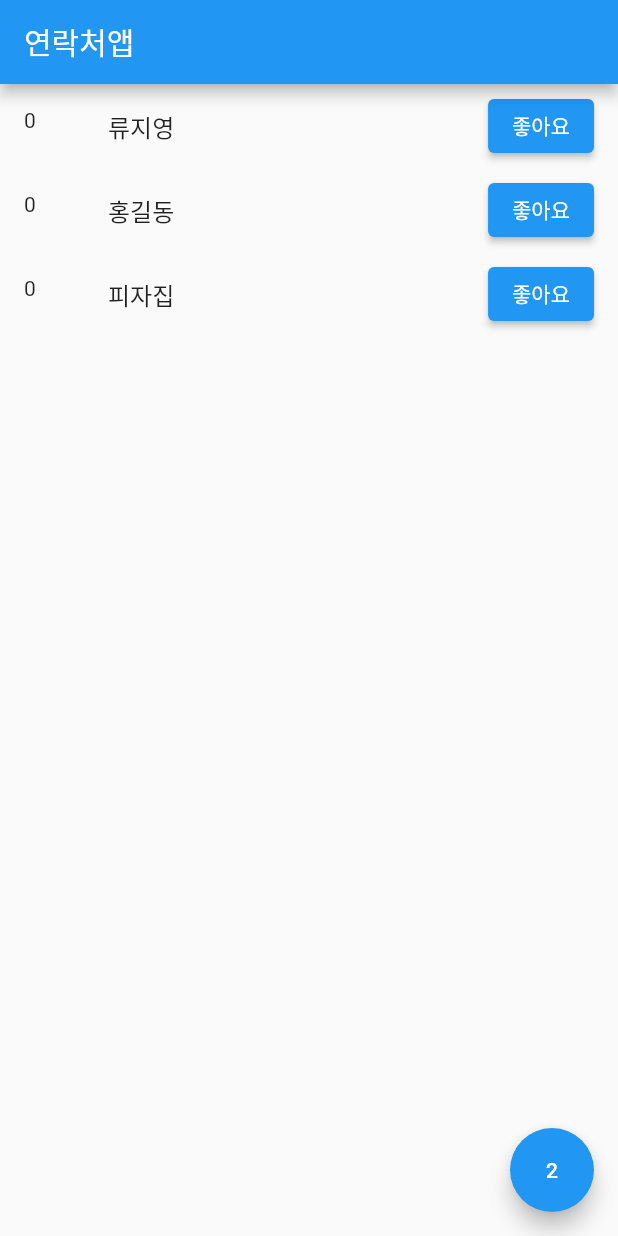
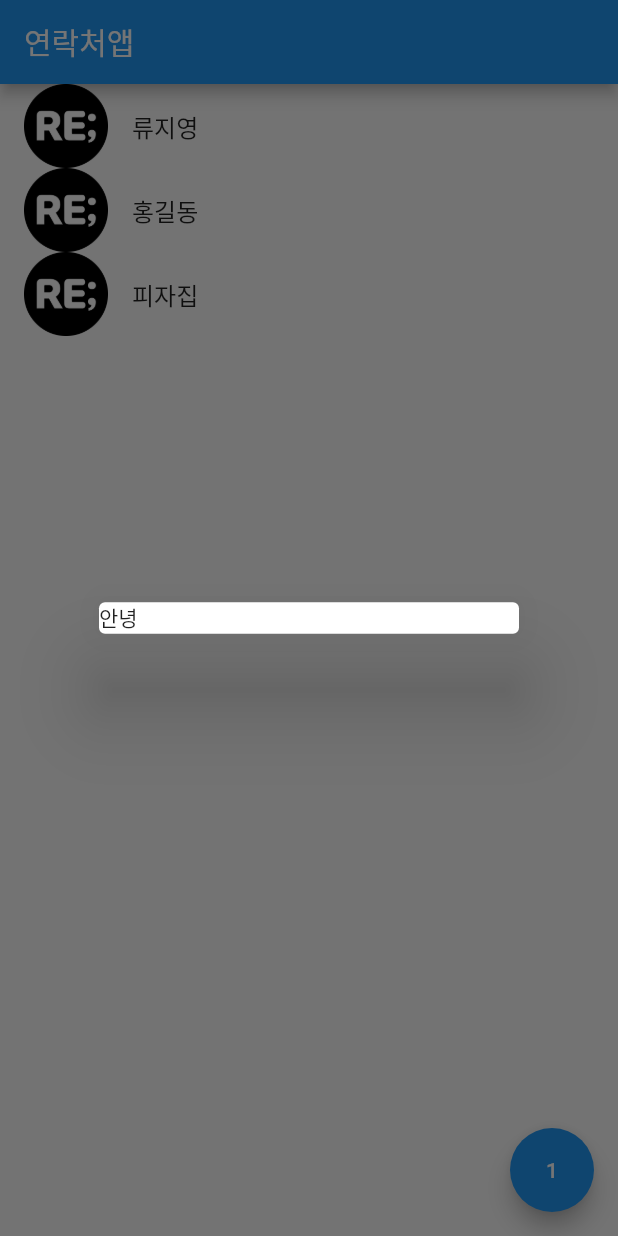
Before and after one commit to jyryuitpro/contact, a Flutter app: the screen it shows after launch, after a tap on an icon or button, on a phone screen of 412 x 824 dp. Run offline on Flutter 3.47's test engine with Material 2 defaults, Android fonts, the phone set to English and light mode, and no system bars.

```diff
--- a/lib/main.dart
+++ b/lib/main.dart
@@ -1,26 +1,14 @@
 import 'package:flutter/material.dart';
 
 void main() {
-  runApp(MyApp());
+  runApp(
+    MaterialApp(
+      home: MyApp(),
+    ),
+  );
 }
 
-// class Test extends StatefulWidget {
-//   const Test({Key? key}) : super(key: key);
-//
-//   @override
-//   _TestState createState() => _TestState();
-// }
-
-// class _TestState extends State<Test> {
-//   @override
-//   Widget build(BuildContext context) {
-//     return Container();
-//   }
-// }
-
-
 class MyApp extends StatefulWidget {
-
   MyApp({Key? key}) : super(key: key);
 
   @override
@@ -29,45 +17,45 @@ class MyApp extends StatefulWidget {
 
 class _MyAppState extends State<MyApp> {
   var a = 1;
+
   // var name = '연락처앱';
   var name = ['류지영', '홍길동', '피자집'];
   var like = [0, 0, 0];
 
+  //BuildContext context: 부모위젯의 정보를 담고있는 변수일 뿐
   @override
   Widget build(BuildContext context) {
-    return MaterialApp(
-      home: Scaffold(
+    print(context.findAncestorWidgetOfExactType<MaterialApp>());
+    return Scaffold(
       appBar: AppBar(
         title: Text('연락처앱'),
       ),
       body: ListView.builder(
         itemCount: 3,
         itemBuilder: (context, index) {
-            print(index);
           return ListTile(
-              // leading: Image.asset('assets/logo.png'),
-              leading: Text(like[index].toString()),
+            leading: Image.asset('assets/logo.png'),
             title: Text(name[index]),
-              trailing: ElevatedButton(
-                child: Text('좋아요'),
-                onPressed: () {
-                  setState(() {
-                    like[index]++;
-                  });
-                },
-              ),
           );
         },
       ),
-        floatingActionButton: FloatingActionButton(
+      //Builder: 족보생성기
+      floatingActionButton: Builder(
+        builder: (context) {
+          return FloatingActionButton(
             child: Text(a.toString()),
             onPressed: () {
-            print(a);
-            setState(() {
-              a++;
-            });
+              showDialog(
+                context: context,
+                builder: (context) {
+                  return Dialog(
+                    child: Text('안녕'),
+                  );
                 },
-        ),
+              );
+            },
+          );
+        }
       ),
     );
   }
```
Lines whose indentation alone changed are shown as unchanged.
